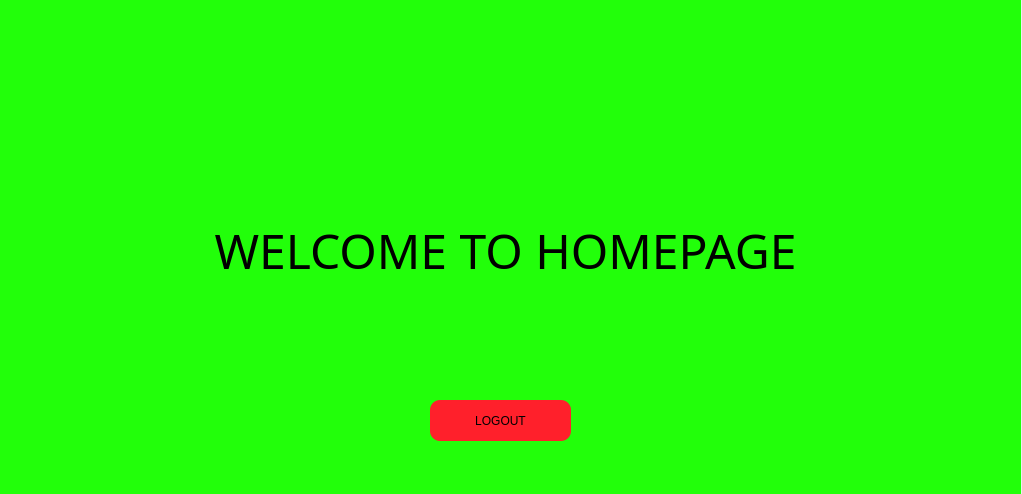
The window that main.ui (Derrick-Mulwa/apartment-management-system) describes before a commit, drawn with Qt 5.
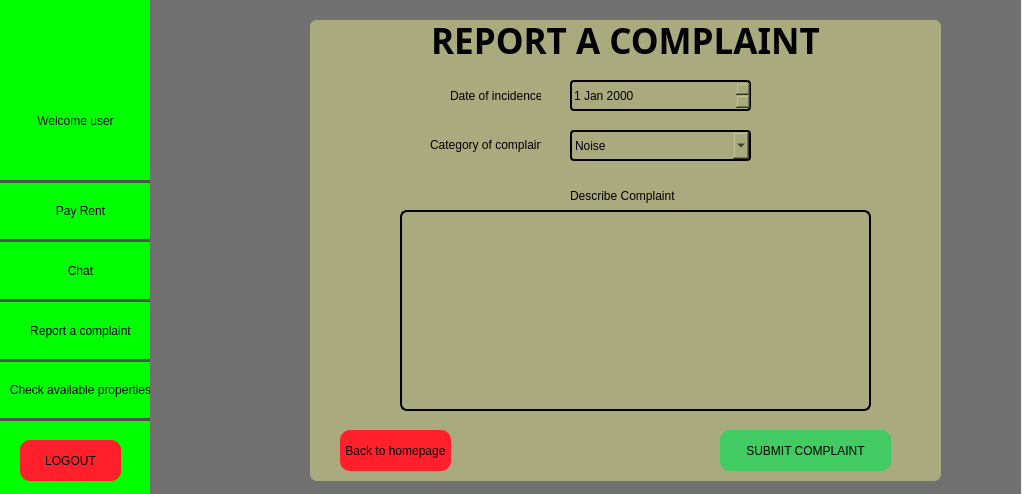
The same window after the commit. The open tabs and pages were chosen to show the change. Icons and pictures are not drawn.

The edit to the form file:
```diff
--- a/main.ui
+++ b/main.ui
@@ -1953,37 +1953,555 @@
     <zorder>btn_pageForgotPassword_continue</zorder>
    </widget>
    <widget class="QWidget" name="pageHomepage">
-    <widget class="QLabel" name="label_19">
+    <widget class="QStackedWidget" name="stackedWidget_2">
      <property name="geometry">
       <rect>
-       <x>30</x>
+       <x>190</x>
        <y>0</y>
-       <width>1031</width>
-       <height>501</height>
+       <width>881</width>
+       <height>511</height>
       </rect>
      </property>
-     <property name="font">
-      <font>
-       <family>OCR A Extended</family>
-       <pointsize>36</pointsize>
-      </font>
+     <property name="styleSheet">
+      <string notr="true">background-color: rgb(113, 113, 113);</string>
      </property>
+     <widget class="QWidget" name="pageRealHomepage">
+      <widget class="QLabel" name="label_32">
+       <property name="geometry">
+        <rect>
+         <x>240</x>
+         <y>140</y>
+         <width>411</width>
+         <height>131</height>
+        </rect>
+       </property>
+       <property name="font">
+        <font>
+         <family>MS PGothic</family>
+         <pointsize>20</pointsize>
+        </font>
+       </property>
+       <property name="styleSheet">
+        <string notr="true">border-radius: 5px;
+background-color: rgb(255, 0, 0);
+color: rgb(36, 36, 36);</string>
+       </property>
+       <property name="text">
+        <string>RENT DETAILS
+Days Remaining: 24
+Rent Arreas: KSH2400</string>
+       </property>
+       <property name="alignment">
+        <set>Qt::AlignCenter</set>
+       </property>
+      </widget>
+      <widget class="QLabel" name="lbl_pageHomepage_welcomeUser_2">
+       <property name="geometry">
+        <rect>
+         <x>0</x>
+         <y>20</y>
+         <width>871</width>
+         <height>71</height>
+        </rect>
+       </property>
+       <property name="font">
+        <font>
+         <pointsize>36</pointsize>
+        </font>
+       </property>
+       <property name="styleSheet">
+        <string notr="true">background-color: rgb(113, 113, 113);
+color: rgb(255, 255, 255);</string>
+       </property>
+       <property name="text">
+        <string>Welcome user</string>
+       </property>
+       <property name="alignment">
+        <set>Qt::AlignCenter</set>
+       </property>
+      </widget>
+     </widget>
+     <widget class="QWidget" name="pagePayRent"/>
+     <widget class="QWidget" name="pageChat">
+      <widget class="QLabel" name="label_33">
+       <property name="geometry">
+        <rect>
+         <x>10</x>
+         <y>110</y>
+         <width>181</width>
+         <height>211</height>
+        </rect>
+       </property>
+       <property name="styleSheet">
+        <string notr="true">background-color: rgb(52, 52, 52);
+border-radius: 8px</string>
+       </property>
+       <property name="text">
+        <string/>
+       </property>
+      </widget>
+      <widget class="QTextEdit" name="ted_pageChat_chatbox">
+       <property name="geometry">
+        <rect>
+         <x>210</x>
+         <y>10</y>
+         <width>641</width>
+         <height>401</height>
+        </rect>
+       </property>
+       <property name="styleSheet">
+        <string notr="true">background-color: rgb(52, 52, 52);
+border-radius: 8px;
+color: rgb(255, 255, 255);</string>
+       </property>
+      </widget>
+      <widget class="QLineEdit" name="led_pageChat_message">
+       <property name="geometry">
+        <rect>
+         <x>212</x>
+         <y>419</y>
+         <width>501</width>
+         <height>41</height>
+        </rect>
+       </property>
+       <property name="styleSheet">
+        <string notr="true">background-color: rgb(255, 255, 255);
+border-radius: 8px</string>
+       </property>
+      </widget>
+      <widget class="QPushButton" name="btn_pageChat_send">
+       <property name="geometry">
+        <rect>
+         <x>730</x>
+         <y>422</y>
+         <width>111</width>
+         <height>41</height>
+        </rect>
+       </property>
+       <property name="styleSheet">
+        <string notr="true">background-color: rgb(0, 255, 0);
+border-radius: 4px</string>
+       </property>
+       <property name="text">
+        <string>SEND</string>
+       </property>
+      </widget>
+      <widget class="QPushButton" name="btn_pageChat_chatWithManager">
+       <property name="geometry">
+        <rect>
+         <x>30</x>
+         <y>140</y>
+         <width>141</width>
+         <height>61</height>
+        </rect>
+       </property>
+       <property name="styleSheet">
+        <string notr="true">border-radius:5px;
+background-color: rgb(0, 255, 0);
+border-top: 2px solid rgb(81, 81, 81);
+border-bottom: 2px solid rgb(81, 81, 81)</string>
+       </property>
+       <property name="text">
+        <string>Chat with Manager</string>
+       </property>
+      </widget>
+      <widget class="QPushButton" name="btn_pageChat_chatWithOwner">
+       <property name="geometry">
+        <rect>
+         <x>30</x>
+         <y>230</y>
+         <width>141</width>
+         <height>61</height>
+        </rect>
+       </property>
+       <property name="styleSheet">
+        <string notr="true">border-radius:5px;
+background-color: rgb(0, 255, 0);
+border-top: 2px solid rgb(81, 81, 81);
+border-bottom: 2px solid rgb(81, 81, 81)</string>
+       </property>
+       <property name="text">
+        <string>Chat with Owner</string>
+       </property>
+      </widget>
+     </widget>
+     <widget class="QWidget" name="pageReport_a_complaint">
+      <widget class="QLabel" name="label_34">
+       <property name="geometry">
+        <rect>
+         <x>160</x>
+         <y>20</y>
+         <width>631</width>
+         <height>461</height>
+        </rect>
+       </property>
+       <property name="styleSheet">
+        <string notr="true">border-radius:7px;
+background-color: rgb(170, 170, 127);</string>
+       </property>
+       <property name="text">
+        <string/>
+       </property>
+      </widget>
+      <widget class="QLabel" name="label_35">
+       <property name="geometry">
+        <rect>
+         <x>300</x>
+         <y>85</y>
+         <width>91</width>
+         <height>21</height>
+        </rect>
+       </property>
+       <property name="styleSheet">
+        <string notr="true">border-radius:7px;
+background-color: rgb(170, 170, 127);</string>
+       </property>
+       <property name="text">
+        <string>Date of incidence</string>
+       </property>
+      </widget>
+      <widget class="QTextEdit" name="ted_pageReportAComplaint_describeComplaint">
+       <property name="geometry">
+        <rect>
+         <x>250</x>
+         <y>210</y>
+         <width>471</width>
+         <height>201</height>
+        </rect>
+       </property>
+       <property name="styleSheet">
+        <string notr="true">border-radius:7px;
+background-color: rgb(170, 170, 127);
+color: rgb(39, 39, 39);
+border: 2px solid black</string>
+       </property>
+      </widget>
+      <widget class="QDateEdit" name="date_pageReport_a_complaint_date_of_incedence">
+       <property name="geometry">
+        <rect>
+         <x>420</x>
+         <y>80</y>
+         <width>181</width>
+         <height>31</height>
+        </rect>
+       </property>
+       <property name="styleSheet">
+        <string notr="true">background-color: rgb(170, 170, 127);
+border-radius: 4px;
+border: 2px solid black</string>
+       </property>
+      </widget>
+      <widget class="QLabel" name="label_36">
+       <property name="geometry">
+        <rect>
+         <x>280</x>
+         <y>129</y>
+         <width>111</width>
+         <height>31</height>
+        </rect>
+       </property>
+       <property name="styleSheet">
+        <string notr="true">border-radius:7px;
+background-color: rgb(170, 170, 127);</string>
+       </property>
+       <property name="text">
+        <string>Category of complaint</string>
+       </property>
+      </widget>
+      <widget class="QComboBox" name="combo_pageReportAComplaint_category_of_complaint">
+       <property name="geometry">
+        <rect>
+         <x>420</x>
+         <y>130</y>
+         <width>181</width>
+         <height>31</height>
+        </rect>
+       </property>
+       <property name="styleSheet">
+        <string notr="true">background-color: rgb(170, 170, 127);
+border-radius: 4px;
+border: 2px solid black</string>
+       </property>
+       <item>
+        <property name="text">
+         <string>Noise</string>
+        </property>
+       </item>
+       <item>
+        <property name="text">
+         <string>Payments</string>
+        </property>
+       </item>
+       <item>
+        <property name="text">
+         <string>Maintenance and Repairs</string>
+        </property>
+       </item>
+       <item>
+        <property name="text">
+         <string>House Hygene</string>
+        </property>
+       </item>
+       <item>
+        <property name="text">
+         <string>Water</string>
+        </property>
+       </item>
+       <item>
+        <property name="text">
+         <string>Electricity</string>
+        </property>
+       </item>
+       <item>
+        <property name="text">
+         <string>Other tenants/Neighbours</string>
+        </property>
+       </item>
+       <item>
+        <property name="text">
+         <string>House Management</string>
+        </property>
+       </item>
+       <item>
+        <property name="text">
+         <string>Other</string>
+        </property>
+       </item>
+      </widget>
+      <widget class="QLabel" name="label_37">
+       <property name="geometry">
+        <rect>
+         <x>420</x>
+         <y>180</y>
+         <width>111</width>
+         <height>31</height>
+        </rect>
+       </property>
+       <property name="styleSheet">
+        <string notr="true">border-radius:7px;
+background-color: rgb(170, 170, 127);</string>
+       </property>
+       <property name="text">
+        <string>Describe Complaint</string>
+       </property>
+      </widget>
+      <widget class="QLabel" name="label_38">
+       <property name="geometry">
+        <rect>
+         <x>160</x>
+         <y>20</y>
+         <width>631</width>
+         <height>41</height>
+        </rect>
+       </property>
+       <property name="font">
+        <font>
+         <family>Bahnschrift Condensed</family>
+         <pointsize>26</pointsize>
+         <weight>75</weight>
+         <bold>true</bold>
+        </font>
+       </property>
+       <property name="styleSheet">
+        <string notr="true">border-radius:7px;
+background-color: rgb(170, 170, 127);</string>
+       </property>
+       <property name="text">
+        <string>REPORT A COMPLAINT</string>
+       </property>
+       <property name="alignment">
+        <set>Qt::AlignCenter</set>
+       </property>
+      </widget>
+      <widget class="QPushButton" name="btn_pageReportAComplaint_backToHomepage">
+       <property name="geometry">
+        <rect>
+         <x>190</x>
+         <y>430</y>
+         <width>111</width>
+         <height>41</height>
+        </rect>
+       </property>
+       <property name="styleSheet">
+        <string notr="true">background-color:rgb(255, 32, 43);
+border-radius:10px
+</string>
+       </property>
+       <property name="text">
+        <string>Back to homepage</string>
+       </property>
+      </widget>
+      <widget class="QPushButton" name="btn_pageReportAComplaint_submitComplaint">
+       <property name="geometry">
+        <rect>
+         <x>570</x>
+         <y>430</y>
+         <width>171</width>
+         <height>41</height>
+        </rect>
+       </property>
+       <property name="styleSheet">
+        <string notr="true">background-color:rgb(67, 203, 99);
+border-radius:10px
+</string>
+       </property>
+       <property name="text">
+        <string>SUBMIT COMPLAINT</string>
+       </property>
+      </widget>
+      <zorder>label_34</zorder>
+      <zorder>label_35</zorder>
+      <zorder>date_pageReport_a_complaint_date_of_incedence</zorder>
+      <zorder>label_36</zorder>
+      <zorder>combo_pageReportAComplaint_category_of_complaint</zorder>
+      <zorder>label_37</zorder>
+      <zorder>ted_pageReportAComplaint_describeComplaint</zorder>
+      <zorder>label_38</zorder>
+      <zorder>btn_pageReportAComplaint_backToHomepage</zorder>
+      <zorder>btn_pageReportAComplaint_submitComplaint</zorder>
+     </widget>
+    </widget>
+    <widget class="QLabel" name="label_19">
+     <property name="geometry">
+      <rect>
+       <x>40</x>
+       <y>-20</y>
+       <width>151</width>
+       <height>521</height>
+      </rect>
+     </property>
      <property name="styleSheet">
-      <string notr="true">background-color: rgb(34, 255, 10);</string>
+      <string notr="true">border-radius:5px;
+background-color: rgb(0, 255, 0)</string>
      </property>
      <property name="text">
-      <string>WELCOME TO HOMEPAGE</string>
+      <string/>
+     </property>
+    </widget>
+    <widget class="QLabel" name="label_30">
+     <property name="geometry">
+      <rect>
+       <x>70</x>
+       <y>10</y>
+       <width>91</width>
+       <height>91</height>
+      </rect>
+     </property>
+     <property name="styleSheet">
+      <string notr="true">background-color: rgb(0, 255, 0)</string>
+     </property>
+     <property name="text">
+      <string/>
+     </property>
+     <property name="pixmap">
+      <pixmap>icons/user.png</pixmap>
+     </property>
+     <property name="scaledContents">
+      <bool>true</bool>
+     </property>
+    </widget>
+    <widget class="QLabel" name="lbl_pageHomepage_welcomeUser">
+     <property name="geometry">
+      <rect>
+       <x>40</x>
+       <y>110</y>
+       <width>151</width>
+       <height>21</height>
+      </rect>
+     </property>
+     <property name="styleSheet">
+      <string notr="true">background-color: rgb(0, 255, 0);
+color: rgb(20, 20, 20);</string>
+     </property>
+     <property name="text">
+      <string>Welcome user</string>
      </property>
      <property name="alignment">
       <set>Qt::AlignCenter</set>
      </property>
     </widget>
+    <widget class="QPushButton" name="btn_pageHomepage_payRent">
+     <property name="geometry">
+      <rect>
+       <x>30</x>
+       <y>180</y>
+       <width>181</width>
+       <height>61</height>
+      </rect>
+     </property>
+     <property name="styleSheet">
+      <string notr="true">border-radius:5px;
+background-color: rgb(0, 255, 0);
+border-top: 3px solid rgb(81, 81, 81);
+border-bottom: 2px solid rgb(81, 81, 81)</string>
+     </property>
+     <property name="text">
+      <string>Pay Rent</string>
+     </property>
+    </widget>
+    <widget class="QPushButton" name="btn_pageHomepage_chat">
+     <property name="geometry">
+      <rect>
+       <x>30</x>
+       <y>240</y>
+       <width>181</width>
+       <height>61</height>
+      </rect>
+     </property>
+     <property name="styleSheet">
+      <string notr="true">border-radius:5px;
+background-color: rgb(0, 255, 0);
+border-top: 2px solid rgb(81, 81, 81);
+border-bottom: 2px solid rgb(81, 81, 81)</string>
+     </property>
+     <property name="text">
+      <string>Chat</string>
+     </property>
+    </widget>
+    <widget class="QPushButton" name="btn_pageHomepage_reportacomplaint">
+     <property name="geometry">
+      <rect>
+       <x>30</x>
+       <y>300</y>
+       <width>181</width>
+       <height>61</height>
+      </rect>
+     </property>
+     <property name="styleSheet">
+      <string notr="true">border-radius:5px;
+background-color: rgb(0, 255, 0);
+border-top: 2px solid rgb(81, 81, 81);
+border-bottom: 2px solid rgb(81, 81, 81)</string>
+     </property>
+     <property name="text">
+      <string>Report a complaint</string>
+     </property>
+    </widget>
+    <widget class="QPushButton" name="btn_pageHomepage_checkAvailableProperties">
+     <property name="geometry">
+      <rect>
+       <x>30</x>
+       <y>360</y>
+       <width>181</width>
+       <height>61</height>
+      </rect>
+     </property>
+     <property name="styleSheet">
+      <string notr="true">border-radius:5px;
+background-color: rgb(0, 255, 0);
+border-top: 2px solid rgb(81, 81, 81);
+border-bottom: 3px solid rgb(81, 81, 81)</string>
+     </property>
+     <property name="text">
+      <string>Check available properties</string>
+     </property>
+    </widget>
     <widget class="QPushButton" name="btn_pageHomepage_logout">
      <property name="geometry">
       <rect>
-       <x>470</x>
-       <y>400</y>
-       <width>141</width>
+       <x>60</x>
+       <y>440</y>
+       <width>101</width>
        <height>41</height>
       </rect>
      </property>
@@ -1996,6 +2514,15 @@
       <string>LOGOUT</string>
      </property>
     </widget>
+    <zorder>label_19</zorder>
+    <zorder>label_30</zorder>
+    <zorder>lbl_pageHomepage_welcomeUser</zorder>
+    <zorder>btn_pageHomepage_payRent</zorder>
+    <zorder>btn_pageHomepage_chat</zorder>
+    <zorder>btn_pageHomepage_reportacomplaint</zorder>
+    <zorder>btn_pageHomepage_checkAvailableProperties</zorder>
+    <zorder>btn_pageHomepage_logout</zorder>
+    <zorder>stackedWidget_2</zorder>
    </widget>
   </widget>
  </widget>
```
